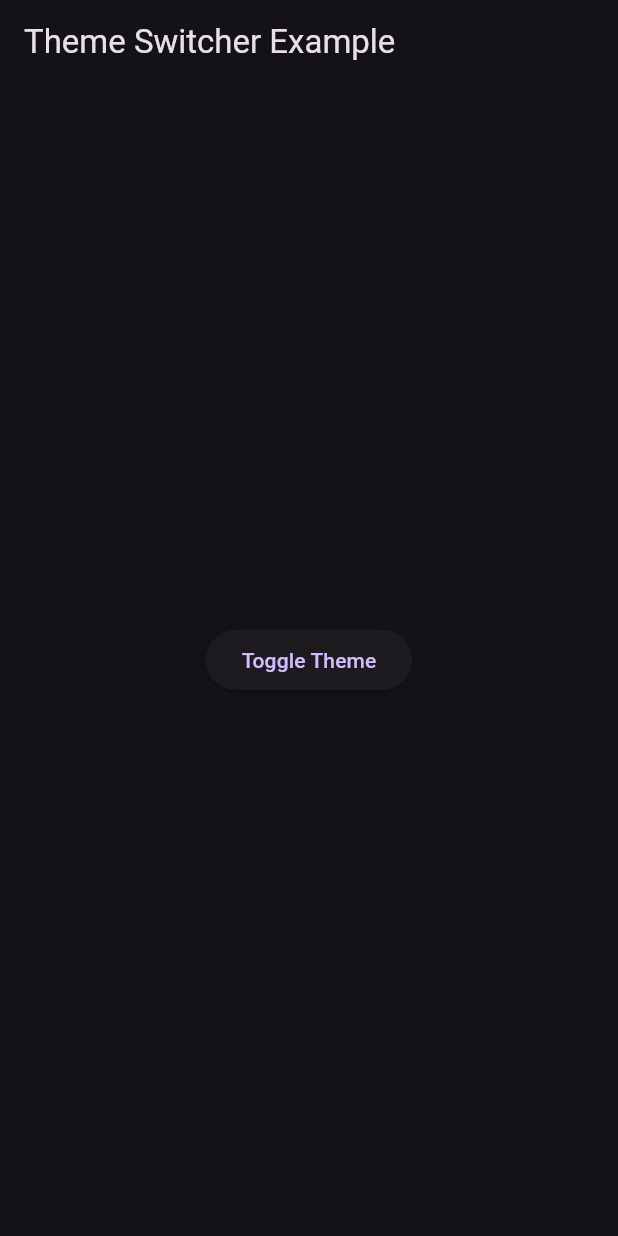
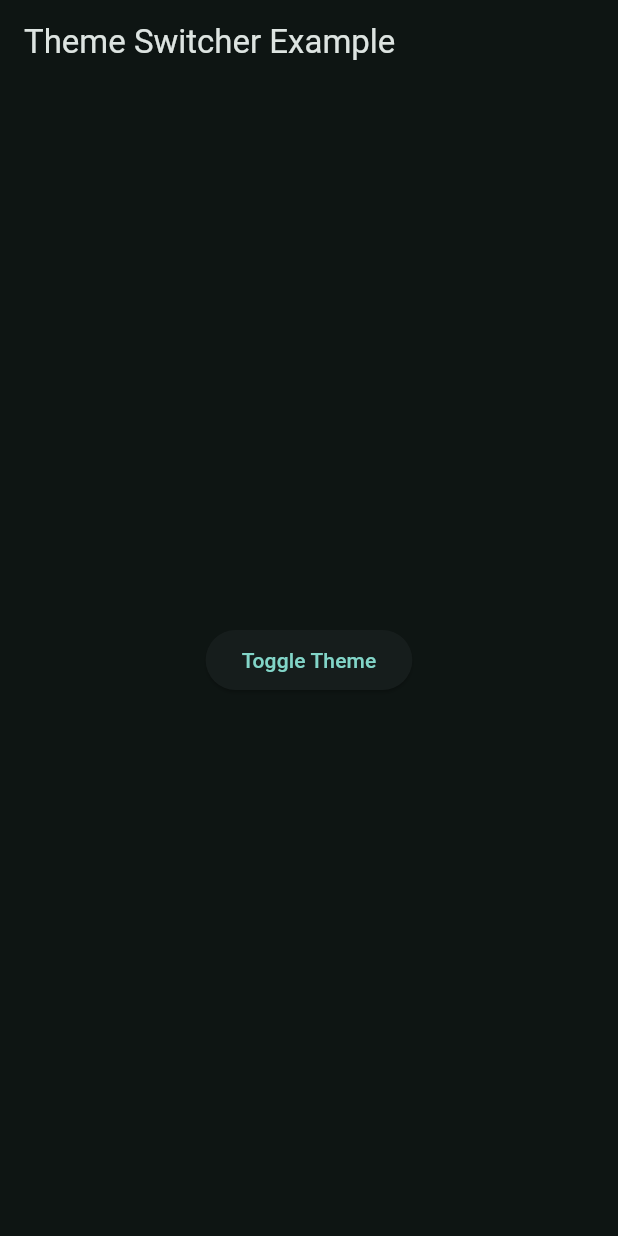
Before and after one commit to shakil2995/simple_theme_switcher, a Flutter app: the screen it shows after launch, after a tap on "Toggle Theme", on a phone screen of 412 x 824 dp. Run offline on Flutter 3.47's test engine with Material 3 defaults, Android fonts, the phone set to English and light mode, and no system bars; our stand-ins replace flutter_bloc.

Commit message:
optional seed color added for dynamic theme

```diff
--- a/example/lib/main.dart
+++ b/example/lib/main.dart
@@ -26,6 +26,7 @@ class HomeScreen extends StatelessWidget {
               ThemeManager().currentThemeMode == AppThemeMode.light
                   ? AppThemeMode.dark
                   : AppThemeMode.light,
+              seedColor: Colors.teal, // Optional Seed color
             );
           },
           child: Text('Toggle Theme'),
--- a/example/pubspec.yaml
+++ b/example/pubspec.yaml
@@ -9,3 +9,4 @@ dependencies:
     sdk: flutter
   simple_theme_switcher:
     path: ../ # Use relative path for local testing
+  cupertino_icons: ^1.0.8
--- a/lib/src/theme_manager.dart
+++ b/lib/src/theme_manager.dart
@@ -4,33 +4,49 @@ import 'package:flutter_bloc/flutter_bloc.dart';
 enum AppThemeMode { light, dark }
 
 class ThemeManager {
-  static final ThemeManager _instance = ThemeManager._();
+  static final ThemeManager _instance = ThemeManager._internal();
   factory ThemeManager() => _instance;
 
   final ThemeCubit _themeCubit = ThemeCubit();
 
-  ThemeManager._();
+  ThemeManager._internal();
 
   ThemeCubit get cubit => _themeCubit;
 
-  void toggleTheme(AppThemeMode themeMode) {
-    _themeCubit.toggleTheme(themeMode);
+  void toggleTheme(AppThemeMode themeMode, {Color? seedColor}) {
+    _themeCubit.toggleTheme(themeMode, seedColor: seedColor);
   }
 
-  // Method to get current theme mode
   AppThemeMode get currentThemeMode =>
-      _themeCubit.state == ThemeCubit.lightTheme
+      _themeCubit.state.brightness == Brightness.light
           ? AppThemeMode.light
           : AppThemeMode.dark;
 }
 
 class ThemeCubit extends Cubit<ThemeData> {
-  static final ThemeData lightTheme = ThemeData.light();
-  static final ThemeData darkTheme = ThemeData.dark();
+  static const Color defaultSeedColor = Colors.blue;
 
-  ThemeCubit() : super(lightTheme);
+  static ThemeData lightTheme(Color seedColor) {
+    return ThemeData(
+      colorScheme: ColorScheme.fromSeed(
+          seedColor: seedColor, brightness: Brightness.light),
+      useMaterial3: true,
+    );
+  }
 
-  void toggleTheme(AppThemeMode themeMode) {
-    emit(themeMode == AppThemeMode.light ? lightTheme : darkTheme);
+  static ThemeData darkTheme(Color seedColor) {
+    return ThemeData(
+      colorScheme: ColorScheme.fromSeed(
+          seedColor: seedColor, brightness: Brightness.dark),
+      useMaterial3: true,
+    );
+  }
+
+  ThemeCubit() : super(lightTheme(defaultSeedColor));
+
+  void toggleTheme(AppThemeMode themeMode, {Color? seedColor}) {
+    final color = seedColor ?? defaultSeedColor;
+    emit(
+        themeMode == AppThemeMode.light ? lightTheme(color) : darkTheme(color));
   }
 }
--- a/lib/src/theme_switcher.dart
+++ b/lib/src/theme_switcher.dart
@@ -4,8 +4,13 @@ import 'theme_manager.dart';
 
 class ThemeSwitcher extends StatelessWidget {
   final Widget child;
+  final Color seedColor;
 
-  const ThemeSwitcher({super.key, required this.child});
+  const ThemeSwitcher({
+    super.key,
+    required this.child,
+    this.seedColor = Colors.blue, // Default seed color
+  });
 
   @override
   Widget build(BuildContext context) {
@@ -16,6 +21,7 @@ class ThemeSwitcher extends StatelessWidget {
           return MaterialApp(
             theme: theme,
             home: child,
+            debugShowCheckedModeBanner: false,
           );
         },
       ),
```
Also changed, not shown: example/pubspec.lock.
